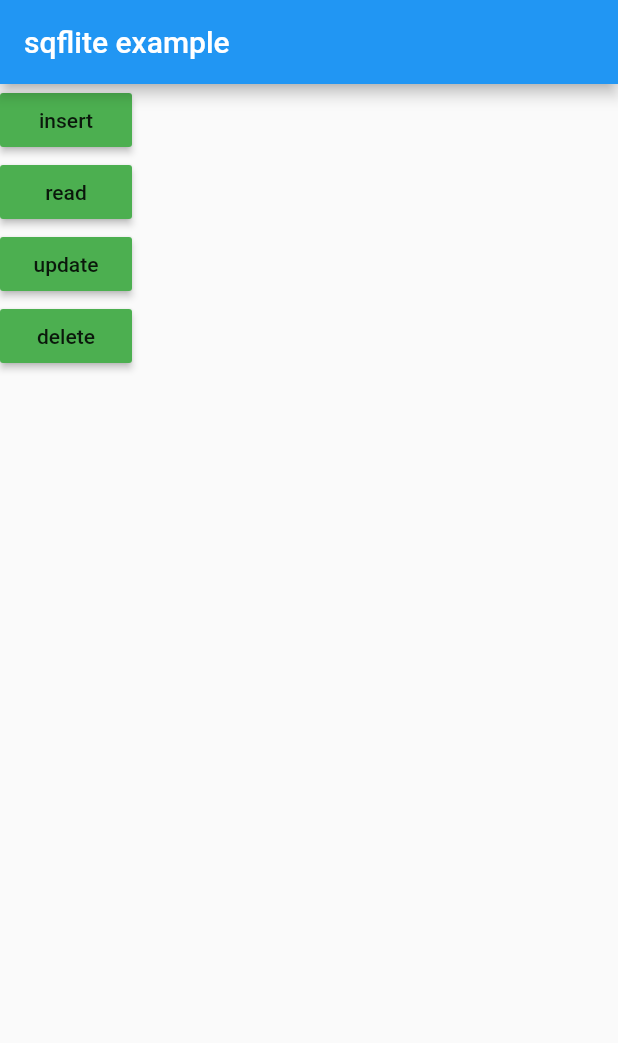
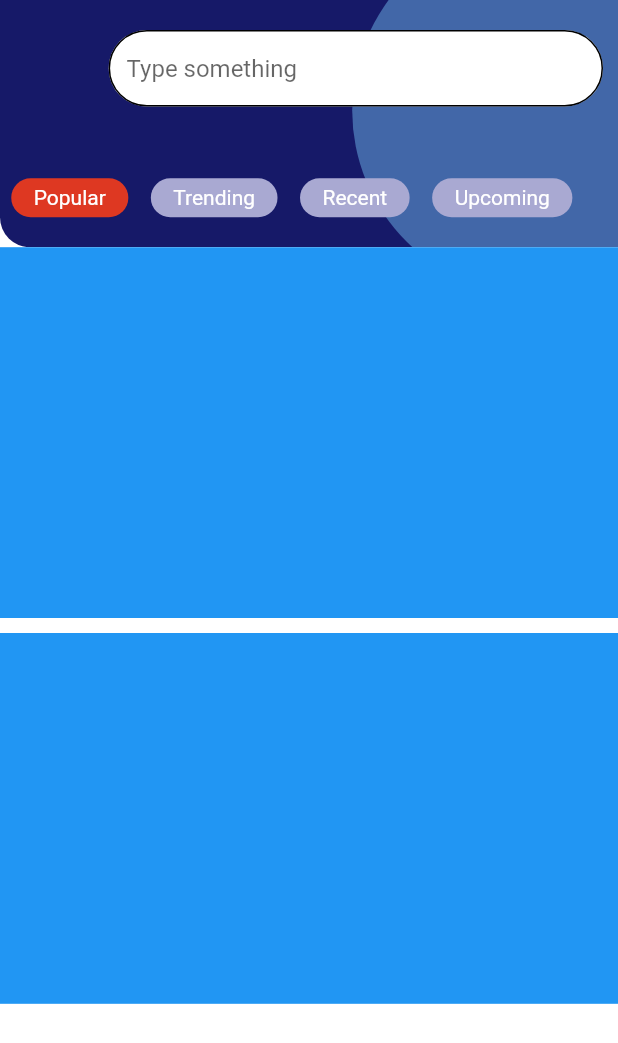
Before and after one commit to sharmashashi/GCA_DEC_JAN_FLUTTER, a Flutter app: the screen it shows after launch, on a phone screen of 412 x 824 dp. Shown: the top 1043 px of the screen. Run offline on Flutter 3.47's test engine with Material 2 defaults, Android fonts, the phone set to English and light mode, and no system bars; our stand-ins replace get.

Commit message:
added appbar category icons

```diff
--- /dev/null
+++ b/lib/custom_widgets/movie_card.dart
@@ -0,0 +1,28 @@
+import 'package:flutter/material.dart';
+import 'package:get/get.dart';
+
+class MovieCard extends StatelessWidget {
+  @override
+  Widget build(BuildContext context) {
+    return Container(
+      // margin: EdgeInsets.symmetric(horizontal: Get.width * .05),
+      height: Get.height * .30,
+      width: Get.width * .9,
+      color: Colors.blue,
+      child: Stack(
+        children: [
+          _bottomCard(),
+          _movieCover(),
+        ],
+      ),
+    );
+  }
+
+  Widget _bottomCard() {
+    return SizedBox();
+  }
+
+  Widget _movieCover() {
+    return SizedBox();
+  }
+}
--- /dev/null
+++ b/lib/custom_widgets/search_bar.dart
@@ -0,0 +1,26 @@
+import 'package:flutter/material.dart';
+import 'package:fluttergca/utils/custom_color.dart';
+import 'package:get/get.dart';
+
+class SearchBar extends StatelessWidget {
+  final border = OutlineInputBorder(borderRadius: BorderRadius.circular(100));
+  @override
+  Widget build(BuildContext context) {
+    return Padding(
+      padding: EdgeInsets.symmetric(vertical: 10, horizontal: 10),
+      child: SizedBox(
+        width: Get.width * .8,
+        child: TextField(
+          decoration: InputDecoration(
+              filled: true,
+              fillColor: CustomColors.background,
+              // contentPadding: EdgeInsets.only(left:20),
+              isDense: true,
+              hintText: "Type something",
+              focusedBorder: border,
+              enabledBorder: border),
+        ),
+      ),
+    );
+  }
+}
--- a/lib/main.dart
+++ b/lib/main.dart
@@ -1,40 +1,20 @@
-import 'package:firebase_core/firebase_core.dart';
-import 'package:flutter/cupertino.dart';
 import 'package:flutter/material.dart';
-import 'package:flutter/services.dart';
-import 'package:flutter/widgets.dart';
-import 'package:fluttergca/screens/home.dart';
-import 'package:fluttergca/screens/sqlite_example.dart';
+import 'package:fluttergca/screens/movies/movies.dart';
 import 'package:get/get.dart';
-import 'package:sqflite/sqflite.dart';
 
 void main() async {
-  WidgetsFlutterBinding.ensureInitialized();
-  await Firebase.initializeApp();
-  SystemChrome.setSystemUIOverlayStyle(SystemUiOverlayStyle(
-      statusBarColor: Colors.blue, systemNavigationBarColor: Colors.blue));
+  // WidgetsFlutterBinding.ensureInitialized();
+  // SystemChrome.setSystemUIOverlayStyle(SystemUiOverlayStyle(
+  //     statusBarColor: Colors.blue, systemNavigationBarColor: Colors.blue));
   runApp(MyApp());
 }
 
 class MyApp extends StatelessWidget {
   @override
   Widget build(BuildContext context) {
-    _createDatabase();
     return GetMaterialApp(
       debugShowCheckedModeBanner: false,
-      home: SqliteExample(),
+      home: Movies(),
     );
   }
-
-  _createDatabase() async {
-    String databasePath = await getDatabasesPath();
-    String databaseFileName = "my_db.db";
-    int databaseVersion = 1;
-    openDatabase(databasePath + "/" + databaseFileName,
-        version: databaseVersion, onCreate: (db, version) {
-      String createTableQuery =
-          "CREATE TABLE user(id INTEGER,firstname TEXT,lastname TEXT)";
-      db.execute(createTableQuery);
-    }, onUpgrade: (db, oldV, newV) {});
-  }
 }
--- /dev/null
+++ b/lib/screens/movies/movies.dart
@@ -0,0 +1,149 @@
+import 'package:flutter/foundation.dart';
+import 'package:flutter/material.dart';
+import 'package:fluttergca/custom_widgets/movie_card.dart';
+import 'package:fluttergca/custom_widgets/search_bar.dart';
+import 'package:fluttergca/screens/movies/movies_controller.dart';
+import 'package:fluttergca/utils/custom_color.dart';
+import 'package:get/get.dart';
+
+// ignore: must_be_immutable
+class Movies extends StatelessWidget {
+  Orientation orientation = Orientation.portrait;
+  final MoviesController moviesController = MoviesController();
+
+  final List<String> _categoryList = ["Popular", "Trending", "Recent","Upcoming"];
+  @override
+  Widget build(BuildContext context) {
+    return OrientationBuilder(
+      builder: (context, orientation) {
+        this.orientation = orientation;
+        return Scaffold(
+          backgroundColor: CustomColors.background,
+          body: orientation == Orientation.portrait
+              ? _portraitView()
+              : _landscapeView(),
+        );
+      },
+    );
+  }
+
+  Widget _portraitView() {
+    return Column(
+      children: [
+        SizedBox(
+          height: MediaQuery.of(Get.context).padding.top,
+        ),
+        _appbar(),
+        _body()
+      ],
+    );
+  }
+
+  Widget _landscapeView() {
+    return Container();
+  }
+
+  Widget _appbar() {
+    return Stack(
+      children: [
+        Container(
+          height: Get.height * .20,
+          width: Get.width,
+          decoration: BoxDecoration(
+              color: CustomColors.primaryBlue,
+              borderRadius: BorderRadius.only(
+                  bottomLeft: Radius.circular(20),
+                  bottomRight: Radius.circular(20))),
+        ),
+        Positioned(
+          right: -70,
+          top: -50,
+          child: Container(
+            height: Get.height * .3,
+            width: Get.height * .3,
+            decoration: BoxDecoration(
+                // borderRadius:
+                //     BorderRadius.only(bottomRight: Radius.circular(20)),
+                color: CustomColors.lightBlue,
+                shape: BoxShape.circle),
+          ),
+        ),
+        Positioned(top: 10, right: 0, child: _searchBar()),
+        Positioned(bottom: 0, child: _categoryTabs())
+      ],
+    );
+  }
+
+  Widget _searchBar() {
+    return SearchBar();
+  }
+
+  Widget _categoryTabs() {
+    return GetBuilder(
+      init: moviesController,
+      builder: (_) => Container(
+          color: Colors.transparent,
+          height: Get.height * .08,
+          width: Get.width,
+          child: Row(
+            children: [
+              for (String category in _categoryList)
+                _singleTab(
+                    title: category,
+                    isSelected: moviesController.currentIndex ==
+                        _categoryList.indexOf(category),
+                    index: _categoryList.indexOf(category))
+
+              // _singleTab(
+              //     title: "Popular",
+              //     isSelected: moviesController.currentIndex == 0,
+              //     index: 0),
+              // _singleTab(
+              //     isSelected: moviesController.currentIndex == 1,
+              //     title: "Trending",
+              //     index: 1),
+              // _singleTab(
+              //     isSelected: moviesController.currentIndex == 2,
+              //     title: "Recent",
+              //     index: 2)
+            ],
+          )),
+    );
+  }
+
+  Widget _singleTab(
+      {@required String title,
+      @required bool isSelected,
+      @required int index}) {
+    return GestureDetector(
+      onTap: () {
+        moviesController.onTabClick(index);
+      },
+      child: Container(
+          margin: EdgeInsets.symmetric(horizontal: 7.5),
+          padding: EdgeInsets.symmetric(horizontal: 15, vertical: 5),
+          decoration: BoxDecoration(
+              color:
+                  isSelected ? CustomColors.orange : CustomColors.lightPurple,
+              borderRadius: BorderRadius.circular(50)),
+          child: Text(
+            title,
+            style: TextStyle(color: Colors.white),
+          )),
+    );
+  }
+
+  Widget _body() {
+    return SizedBox(
+      height: Get.height * .8 - MediaQuery.of(Get.context).padding.top,
+      width: Get.width,
+      child: ListView(
+        children: [
+          MovieCard(),
+          SizedBox(height:10),
+          MovieCard(),
+        ],
+      ),
+    );
+  }
+}
--- /dev/null
+++ b/lib/screens/movies/movies_controller.dart
@@ -0,0 +1,15 @@
+import 'package:flutter/material.dart';
+import 'package:fluttergca/utils/custom_color.dart';
+import 'package:get/state_manager.dart';
+
+class MoviesController extends GetxController {
+  // Color selectedTabColor = CustomColors.orange;
+  // Color unselectedTabColor = CustomColors.lightPurple;
+
+  int currentIndex = 0;
+
+  onTabClick(int index) {
+    currentIndex = index;
+    update();
+  }
+}
--- a/lib/screens/sqlite_example.dart
+++ /dev/null
@@ -1,88 +0,0 @@
-import 'package:flutter/material.dart';
-import 'package:sqflite/sqflite.dart';
-
-class SqliteExample extends StatefulWidget {
-  @override
-  _SqliteExampleState createState() => _SqliteExampleState();
-}
-
-class _SqliteExampleState extends State<SqliteExample> {
-  @override
-  Widget build(BuildContext context) {
-    return Scaffold(
-      appBar: AppBar(
-        title: Text("sqflite example"),
-      ),
-      body: _body(),
-    );
-  }
-
-  Widget _body() {
-    return Column(
-      children: [
-        _insertBtn(),
-        _readBtn(),
-        _updateBtn(),
-        _deleteBtn(),
-      ],
-    );
-  }
-
-  Widget _insertBtn() {
-    return MaterialButton(
-      onPressed: () {
-        _insert();
-      },
-      child: Text("insert"),
-      color: Colors.green,
-    );
-  }
-
-  _insert() async {
-    Database database = await _openDb();
-    Map<String, dynamic> userData = {
-      "id": 1,
-      "firstname": "John",
-      "lastname": "Doe"
-    };
-    await database.insert("user", userData);
-  }
-
-  Widget _readBtn() {
-    return MaterialButton(
-      onPressed: () async {
-        Database database = await _openDb();
-        List result = await database.query("user");
-        print(result);
-      },
-      child: Text("read"),
-      color: Colors.green,
-    );
-  }
-
-  Widget _updateBtn() {
-    return MaterialButton(
-      onPressed: () async {
-        Database database = await _openDb();
-        await database.update("user", {"id": 2}, where: 'id=?', whereArgs: [1]);
-      },
-      child: Text("update"),
-      color: Colors.green,
-    );
-  }
-
-  Widget _deleteBtn() {
-    return MaterialButton(
-      onPressed: () async {
-        Database database = await _openDb();
-        database.delete("user", where: "id=?", whereArgs: [2]);
-      },
-      child: Text("delete"),
-      color: Colors.green,
-    );
-  }
-
-  Future<Database> _openDb() async {
-    return openDatabase(await getDatabasesPath() + "/my_db.db");
-  }
-}
--- /dev/null
+++ b/lib/utils/custom_color.dart
@@ -0,0 +1,9 @@
+import 'package:flutter/material.dart';
+
+class CustomColors {
+  static Color primaryBlue = Color(0xff161968);
+  static Color lightBlue = Color(0xff4267a8);
+  static Color background = Colors.white;
+  static Color lightPurple = Color(0xffa9a9d2);
+  static Color orange = Color(0xffde3822);
+}
--- a/pubspec.yaml
+++ b/pubspec.yaml
@@ -34,6 +34,7 @@ dependencies:
   image_picker: ^0.6.7
   path_provider: ^1.6.24
   sqflite: ^1.3.0
+  font_awesome: ^5.10.1
   flutter:
     sdk: flutter
 
```
Also changed, not shown: lib/screens/home.dart (deleted, +0 -107 lines), pubspec.lock.
